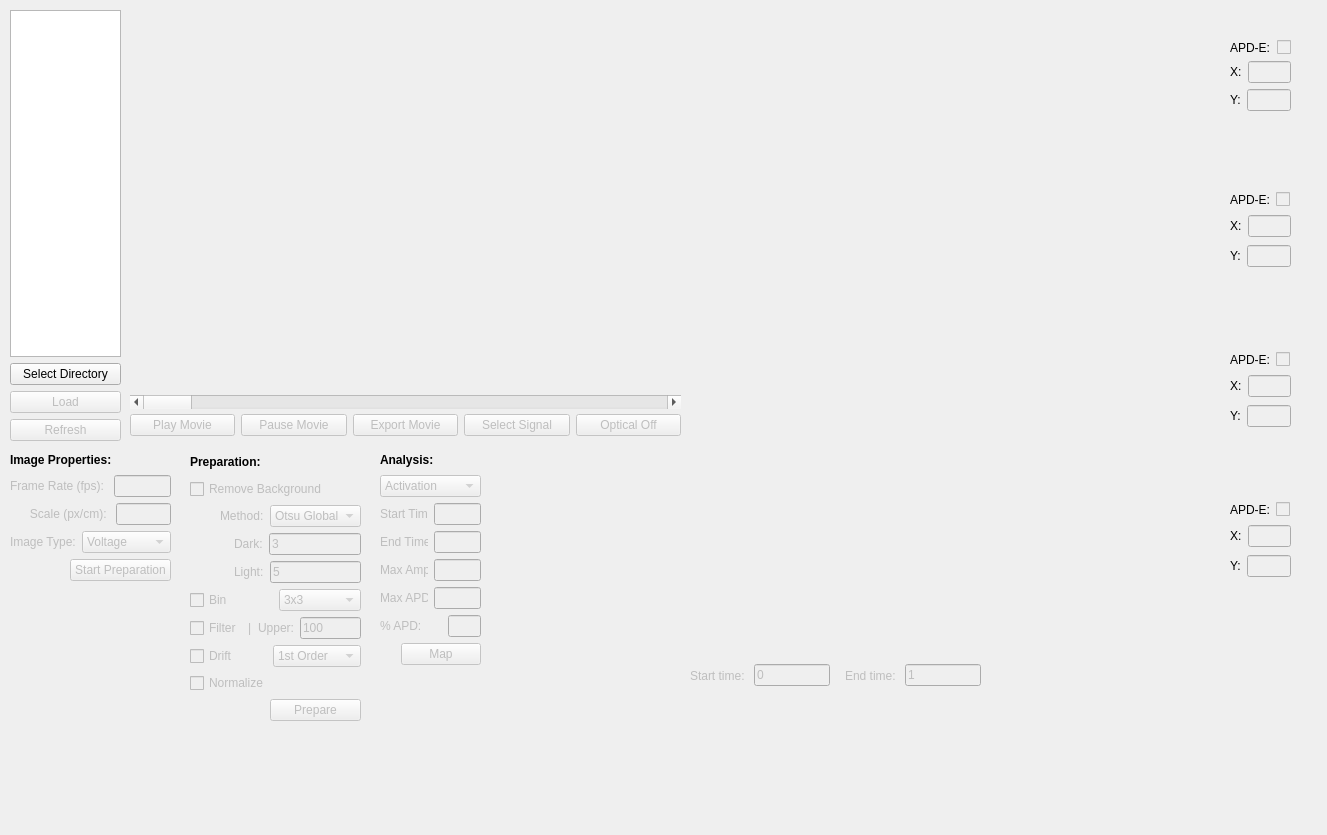
Before: the Qt Designer form src/ui/KairoSight_WindowMain_Retro.ui in kairosight/KairoSight-2.0, drawn with Qt 5.
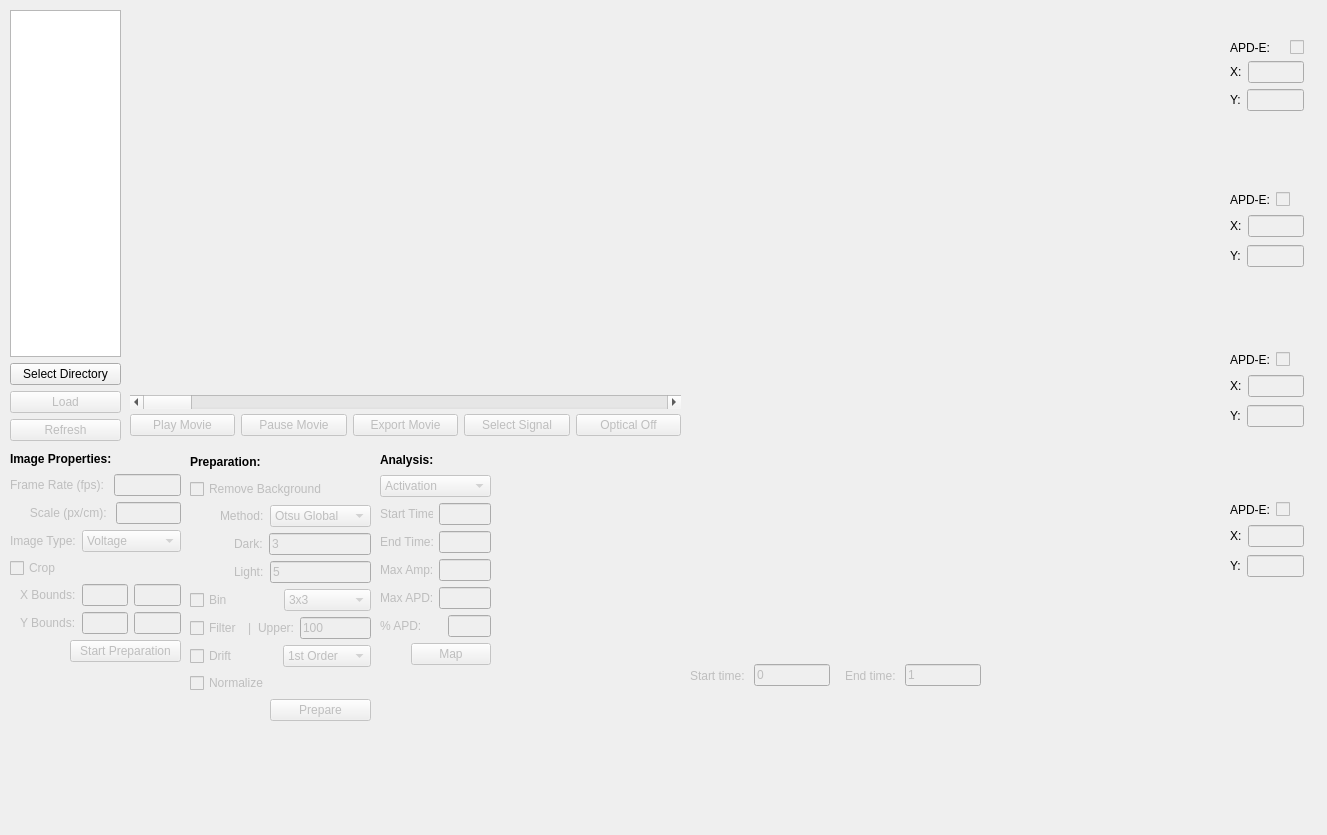
After: the same form once the commit is applied.

Commit message:
Cropping Bounding Box
Built interface for controlling crop bounding box. Wrote code for creating and updating variables for the bounding box x and y coordinates. Currently working on visualization of the bounding box.

```diff
--- a/src/ui/KairoSight_WindowMain_Retro.ui
+++ b/src/ui/KairoSight_WindowMain_Retro.ui
@@ -67,8 +67,8 @@
      <rect>
       <x>10</x>
       <y>450</y>
-      <width>161</width>
-      <height>131</height>
+      <width>171</width>
+      <height>212</height>
      </rect>
     </property>
     <layout class="QVBoxLayout" name="image_properties_vl">
@@ -168,6 +168,126 @@
        </item>
       </layout>
      </item>
+     <item>
+      <layout class="QHBoxLayout" name="horizontalLayout_5">
+       <item>
+        <widget class="QCheckBox" name="crop_cb">
+         <property name="enabled">
+          <bool>false</bool>
+         </property>
+         <property name="text">
+          <string>Crop</string>
+         </property>
+        </widget>
+       </item>
+      </layout>
+     </item>
+     <item>
+      <layout class="QHBoxLayout" name="horizontalLayout_6">
+       <item>
+        <spacer name="horizontalSpacer">
+         <property name="orientation">
+          <enum>Qt::Horizontal</enum>
+         </property>
+         <property name="sizeType">
+          <enum>QSizePolicy::Fixed</enum>
+         </property>
+         <property name="sizeHint" stdset="0">
+          <size>
+           <width>10</width>
+           <height>20</height>
+          </size>
+         </property>
+        </spacer>
+       </item>
+       <item>
+        <widget class="QLabel" name="crop_xlabel">
+         <property name="enabled">
+          <bool>false</bool>
+         </property>
+         <property name="sizePolicy">
+          <sizepolicy hsizetype="Fixed" vsizetype="Preferred">
+           <horstretch>0</horstretch>
+           <verstretch>0</verstretch>
+          </sizepolicy>
+         </property>
+         <property name="text">
+          <string>X Bounds:</string>
+         </property>
+        </widget>
+       </item>
+       <item>
+        <widget class="QLineEdit" name="crop_xlower_edit">
+         <property name="enabled">
+          <bool>false</bool>
+         </property>
+         <property name="sizePolicy">
+          <sizepolicy hsizetype="Preferred" vsizetype="Fixed">
+           <horstretch>0</horstretch>
+           <verstretch>0</verstretch>
+          </sizepolicy>
+         </property>
+        </widget>
+       </item>
+       <item>
+        <widget class="QLineEdit" name="crop_xupper_edit">
+         <property name="enabled">
+          <bool>false</bool>
+         </property>
+         <property name="sizePolicy">
+          <sizepolicy hsizetype="Preferred" vsizetype="Fixed">
+           <horstretch>0</horstretch>
+           <verstretch>0</verstretch>
+          </sizepolicy>
+         </property>
+        </widget>
+       </item>
+      </layout>
+     </item>
+     <item>
+      <layout class="QHBoxLayout" name="horizontalLayout_7">
+       <item>
+        <spacer name="horizontalSpacer_9">
+         <property name="orientation">
+          <enum>Qt::Horizontal</enum>
+         </property>
+         <property name="sizeType">
+          <enum>QSizePolicy::Fixed</enum>
+         </property>
+         <property name="sizeHint" stdset="0">
+          <size>
+           <width>10</width>
+           <height>20</height>
+          </size>
+         </property>
+        </spacer>
+       </item>
+       <item>
+        <widget class="QLabel" name="crop_ylabel">
+         <property name="enabled">
+          <bool>false</bool>
+         </property>
+         <property name="text">
+          <string>Y Bounds:</string>
+         </property>
+        </widget>
+       </item>
+       <item>
+        <widget class="QLineEdit" name="crop_ylower_edit">
+         <property name="enabled">
+          <bool>false</bool>
+         </property>
+        </widget>
+       </item>
+       <item>
+        <widget class="QLineEdit" name="crop_yupper_edit">
+         <property name="enabled">
+          <bool>false</bool>
+         </property>
+        </widget>
+       </item>
+      </layout>
+     </item>
      <item>
       <layout class="QHBoxLayout" name="start_prep_hl">
        <item>
@@ -312,7 +432,7 @@
      <rect>
       <x>190</x>
       <y>450</y>
-      <width>171</width>
+      <width>181</width>
       <height>271</height>
      </rect>
     </property>
@@ -719,7 +839,7 @@
      <rect>
       <x>380</x>
       <y>450</y>
-      <width>101</width>
+      <width>111</width>
       <height>215</height>
      </rect>
     </property>
@@ -998,7 +1118,7 @@
      <rect>
       <x>1230</x>
       <y>40</y>
-      <width>61</width>
+      <width>74</width>
       <height>73</height>
      </rect>
     </property>
@@ -1070,7 +1190,7 @@
      <rect>
       <x>1230</x>
       <y>190</y>
-      <width>61</width>
+      <width>74</width>
       <height>80</height>
      </rect>
     </property>
@@ -1142,7 +1262,7 @@
      <rect>
       <x>1230</x>
       <y>350</y>
-      <width>61</width>
+      <width>74</width>
       <height>80</height>
      </rect>
     </property>
@@ -1214,7 +1334,7 @@
      <rect>
       <x>1230</x>
       <y>500</y>
-      <width>61</width>
+      <width>74</width>
       <height>80</height>
      </rect>
     </property>
```
The commit also changes 2 other files.
